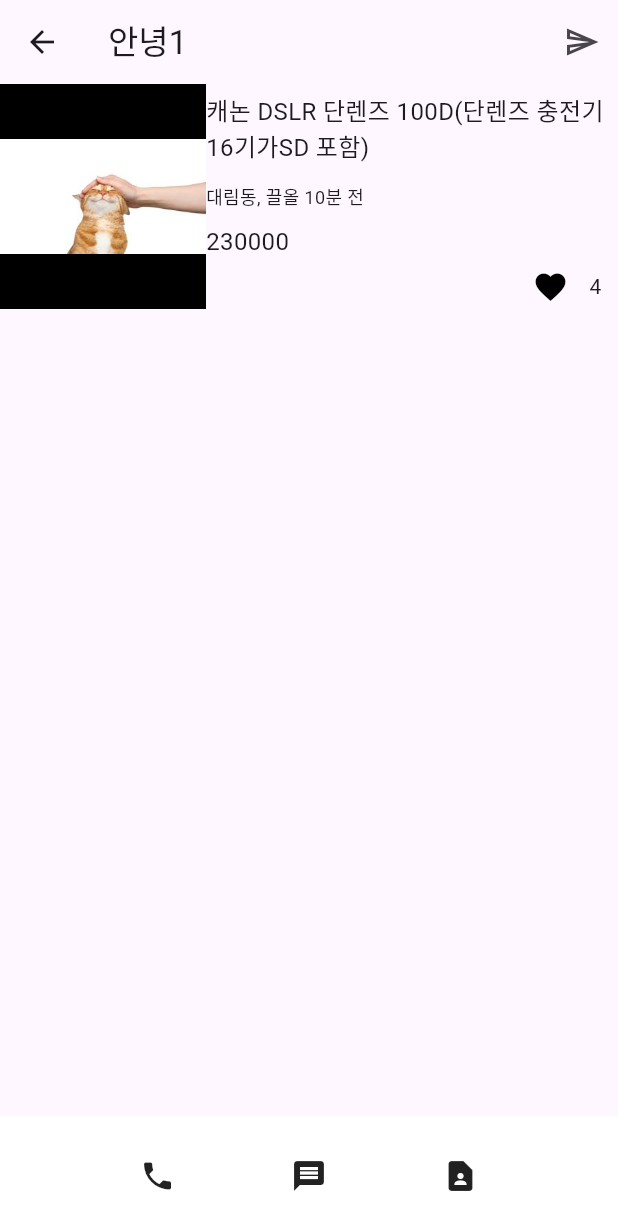
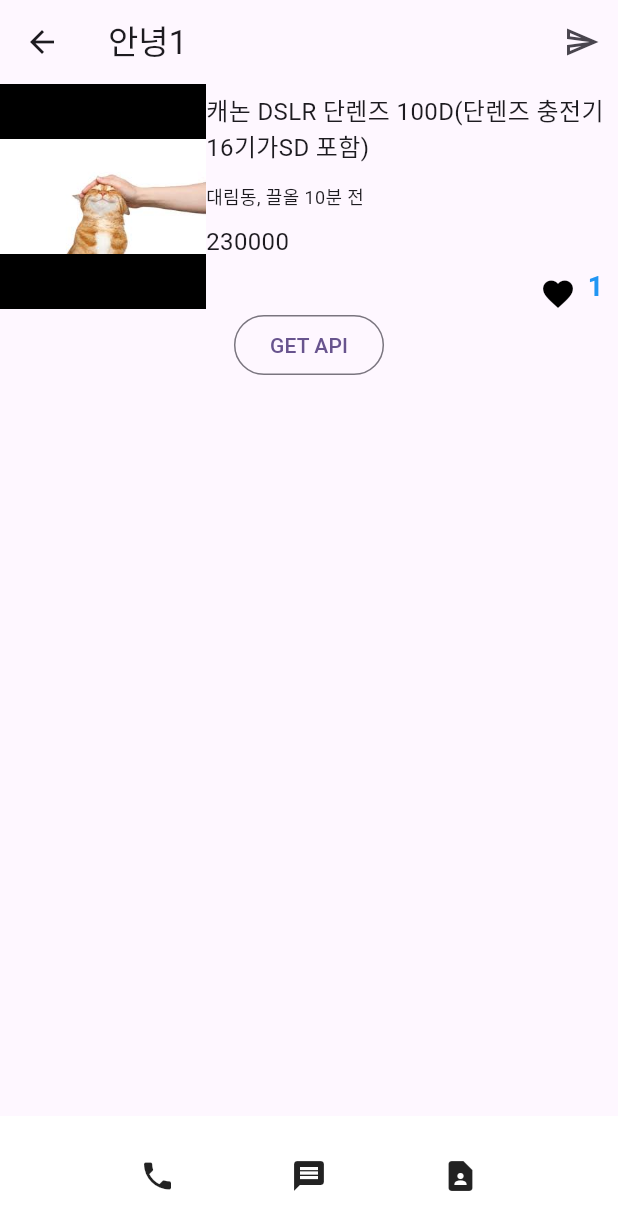
Before and after one commit to gogleset/Flutter_begin, a Flutter app: the screen it shows after launch, on a phone screen of 412 x 824 dp. Shown: the top 1230 px of the screen. Run offline on Flutter 3.47's test engine with Material 3 defaults, Android fonts, the light colour scheme and no system bars.

Commit message:
fetch api

```diff
--- /dev/null
+++ b/lib/fetchButton.dart
@@ -0,0 +1,25 @@
+import 'package:flutter/cupertino.dart';
+import 'package:flutter/material.dart';
+import 'package:flutter_begin/TodoAPI.dart';
+import 'package:flutter_begin/httpRequest.dart';
+
+class FetchButtonWidget extends StatefulWidget {
+  const FetchButtonWidget({super.key});
+
+  @override
+  State<FetchButtonWidget> createState() => _FetchButtonWidgetState();
+}
+
+class _FetchButtonWidgetState extends State<FetchButtonWidget> {
+  final todo = Todo();
+
+  @override
+  Widget build(BuildContext context) {
+    return OutlinedButton(
+        onPressed: () async {
+          await todo.apiGet();
+          print(todo.data);
+        },
+        child: const Text("GET API"));
+  }
+}
--- a/lib/item.dart
+++ b/lib/item.dart
@@ -1,9 +1,16 @@
+import 'package:flutter/cupertino.dart';
 import 'package:flutter/material.dart';
+import 'package:flutter_begin/httpRequest.dart';
+import 'package:flutter_begin/likeCount.dart';
 
-class ItemWidget extends StatelessWidget {
-  const ItemWidget({Key? key}) : super(key: key);
+class ItemWidget extends StatefulWidget {
+  const ItemWidget({super.key});
 
   @override
+  State<ItemWidget> createState() => _ItemWidgetState();
+}
+
+class _ItemWidgetState extends State<ItemWidget> {
   Widget build(BuildContext context) {
     return Container(
         // width: double.infinity,
@@ -30,16 +37,10 @@
                         child: Container(
                           height: double.infinity,
                           alignment: Alignment.centerLeft,
-                          child: Text(
+                          child: const Text(
                             "캐논 DSLR 단렌즈 100D(단렌즈 충전기 16기가SD 포함)",
                             style: TextStyle(fontSize: 16),
                           ),
-                          // decoration: BoxDecoration(
-                          //   border: Border.all(
-                          //     color: Colors.black,
-                          //     width: 1,
-                          //   ),
-                          // ),
                         ),
                       ),
                       Flexible(
@@ -47,16 +48,10 @@
                         child: Container(
                           height: double.infinity,
                           alignment: Alignment.centerLeft,
-                          child: Text(
+                          child: const Text(
                             "대림동, 끌올 10분 전",
                             style: TextStyle(fontSize: 12),
                           ),
-                          // decoration: BoxDecoration(
-                          //   border: Border.all(
-                          //     color: Colors.black,
-                          //     width: 1,
-                          //   ),
-                          // ),
                         ),
                       ),
                       Flexible(
@@ -68,48 +63,14 @@
                             "230000",
                             style: TextStyle(fontSize: 16),
                           ),
-                          // decoration: BoxDecoration(
-                          //   border: Border.all(
-                          //     color: Colors.black,
-                          //     width: 1,
-                          //   ),
-                          // ),
                         ),
                       ),
                       Flexible(
                         flex: 1,
                         child: Container(
                           height: double.infinity,
-                          // decoration: BoxDecoration(
-                          //   border: Border.all(
-                          //     color: Colors.black,
-                          //     width: 1,
-                          //   ),
-                          // ),
-                          child: Row(
-                            mainAxisAlignment: MainAxisAlignment.end,
-                            children: [
-                              Container(
-                                width: 30,
-                                height: double.infinity,
-                                alignment: Alignment.center,
-                                child: Icon(
-                                  Icons.favorite,
-                                  color: Colors.black,
-                                  size: 24.0,
-                                  semanticLabel:
-                                      'Text to announce in accessibility modes',
-                                ),
-                              ),
-                              Container(
-                                width: 30,
-                                height: double.infinity,
-                                alignment: Alignment.center,
-                                child: Text(
-                                  "4",
-                                ),
-                              )
-                            ],
+                          child: const LikeWidget(
+                            num: 1,
                           ),
                         ),
                       )
--- /dev/null
+++ b/lib/likeCount.dart
@@ -0,0 +1,73 @@
+import 'package:flutter/material.dart';
+
+class LikeWidget extends StatefulWidget {
+  final int num;
+
+  const LikeWidget({super.key, required this.num});
+  @override
+  State<LikeWidget> createState() => LikeWidgetState();
+}
+
+class LikeWidgetState extends State<LikeWidget> {
+  int count = 0;
+  bool isPress = false;
+
+  @override
+  void initState() {
+    super.initState();
+    count = widget.num;
+    // TODO: implement initState
+  }
+
+  @override
+  void didChangeDependencies() {
+    super.didChangeDependencies();
+    /*state 변경 시 호출*/
+  }
+
+  void counterHandler() {
+    setState(() {
+      isPress = !isPress;
+      if (isPress == true) {
+        count++;
+      } else {
+        count--;
+      }
+    });
+  }
+
+  @override
+  Widget build(BuildContext context) {
+    return Row(
+      mainAxisAlignment: MainAxisAlignment.end,
+      children: [
+        Container(
+          width: 30,
+          child: IconButton(
+            alignment: Alignment.center,
+            onPressed: counterHandler,
+            icon: const Icon(
+              Icons.favorite,
+              color: Colors.black,
+              size: 24.0,
+              semanticLabel: 'Text to announce in accessibility modes',
+            ),
+          ),
+        ),
+        Container(
+          width: 30,
+          height: double.infinity,
+          alignment: Alignment.center,
+          child: Text(
+            "$count",
+            style: const TextStyle(
+              fontSize: 18, // 폰트 크기
+              fontWeight: FontWeight.bold, // 폰트 두께
+              color: Colors.blue, // 텍스트 색상
+            ),
+          ),
+        )
+      ],
+    );
+  }
+}
--- a/lib/main.dart
+++ b/lib/main.dart
@@ -1,6 +1,6 @@
 import 'package:flutter/material.dart';
-import './item.dart'; // 머티리얼 디자인 임폴트
-// import './item.dart';
+import 'package:flutter_begin/fetchButton.dart';
+import './item.dart';
 
 // main 함수: 앱의 진입점
 void main() {
@@ -26,17 +26,18 @@
           appBar: AppBar(
             leading: IconButton(
               onPressed: () {},
-              icon: Icon(Icons.arrow_back),
+              icon: const Icon(Icons.arrow_back),
             ),
-            title: Text("안녕1"),
+            title: const Text("안녕1"),
             actions: [
-              IconButton(onPressed: () {}, icon: Icon(Icons.send_outlined))
+              IconButton(
+                  onPressed: () {}, icon: const Icon(Icons.send_outlined))
             ],
           ),
-          body: Column(
-            children: [ItemWidget()],
+          body: const Column(
+            children: [ItemWidget(), FetchButtonWidget()],
           ),
-          bottomNavigationBar: BottomBar(),
+          bottomNavigationBar: const BottomBar(),
         ));
   }
 }
@@ -46,7 +47,7 @@
 
   @override
   Widget build(BuildContext context) {
-    return BottomAppBar(
+    return const BottomAppBar(
       color: Colors.white,
       child: Row(
         mainAxisAlignment: MainAxisAlignment.spaceEvenly,
--- a/pubspec.yaml
+++ b/pubspec.yaml
@@ -34,6 +34,7 @@
   # The following adds the Cupertino Icons font to your application.
   # Use with the CupertinoIcons class for iOS style icons.
   cupertino_icons: ^1.0.2
+  http: ^1.2.0
 
 dev_dependencies:
   flutter_test:
```
Also changed, not shown: lib/TodoAPI.dart (added, +18 -0 lines), lib/httpRequest.dart (added, +32 -0 lines).
